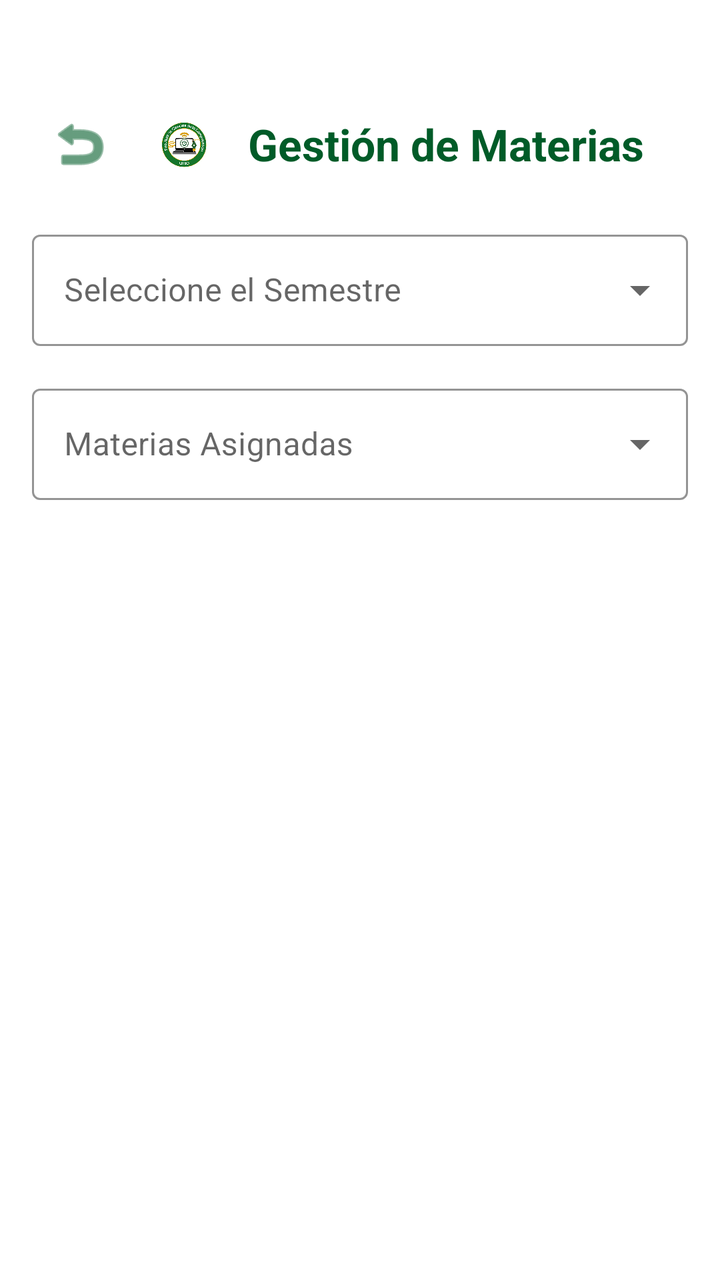
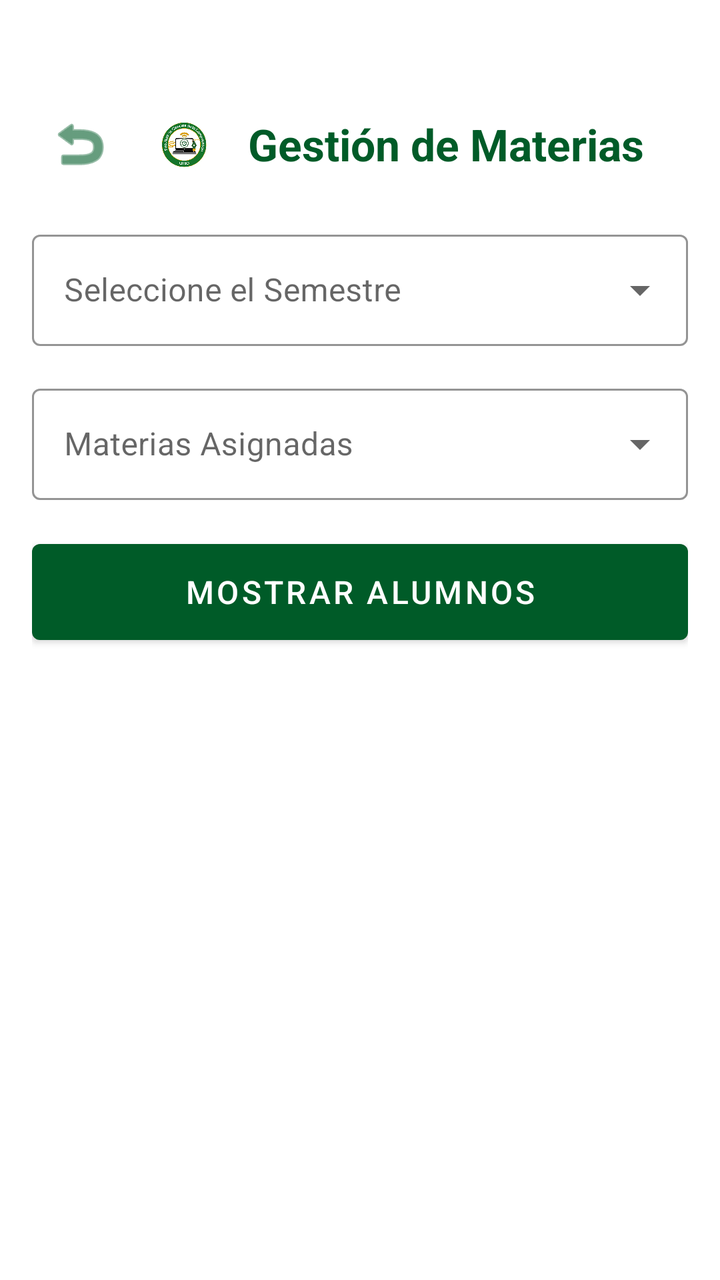

Two renders of the same Android screen: before a commit and after it. Below are the layout's source before the change and the commit's diff.
<!-- AndroidManifest.xml: application theme Theme.MaterialComponents.DayNight.NoActionBar -->
<!-- res/layout/activity_materias.xml -->
<?xml version="1.0" encoding="utf-8"?>
<LinearLayout
    xmlns:android="http://schemas.android.com/apk/res/android"
    xmlns:app="http://schemas.android.com/apk/res-auto"
    android:layout_width="match_parent"
    android:layout_height="match_parent"
    android:orientation="vertical"
    android:padding="16dp">

    <LinearLayout
        android:layout_width="match_parent"
        android:layout_height="wrap_content"
        android:orientation="horizontal"
        android:gravity="center_vertical"
        android:layout_marginTop="32dp"
        android:layout_marginBottom="16dp">

        <ImageButton
            android:id="@+id/btnVolver"
            android:layout_width="48dp"
            android:layout_height="48dp"
            android:background="?attr/selectableItemBackgroundBorderless"
            android:src="@android:drawable/ic_menu_revert"
            android:contentDescription="@string/volver"
            app:tint="@color/uteq_green" />

        <ImageView
            android:layout_width="40dp"
            android:layout_height="40dp"
            android:src="@drawable/logotipofccdd"
            android:layout_marginStart="8dp"
            android:contentDescription="Logotipo FCCDD" />

        <TextView
            android:layout_width="0dp"
            android:layout_height="wrap_content"
            android:layout_weight="1"
            android:text="@string/gestion_de_materias"
            android:textColor="@color/uteq_green"
            android:textSize="22sp"
            android:textStyle="bold"
            android:layout_marginStart="12dp"/>
    </LinearLayout>

    <com.google.android.material.textfield.TextInputLayout
        style="@style/Widget.MaterialComponents.TextInputLayout.OutlinedBox.ExposedDropdownMenu"
        android:layout_width="match_parent"
        android:layout_height="wrap_content"
        android:hint="Seleccione el Semestre"
        app:boxStrokeColor="@color/uteq_green"
        app:hintTextColor="@color/uteq_green">

        <AutoCompleteTextView
            android:id="@+id/listaNiveles"
            android:layout_width="match_parent"
            android:layout_height="wrap_content"
            android:inputType="none" />
    </com.google.android.material.textfield.TextInputLayout>

    <com.google.android.material.textfield.TextInputLayout
        style="@style/Widget.MaterialComponents.TextInputLayout.OutlinedBox.ExposedDropdownMenu"
        android:layout_width="match_parent"
        android:layout_height="wrap_content"
        android:layout_marginTop="16dp"
        android:hint="Materias Asignadas"
        app:boxStrokeColor="@color/uteq_green"
        app:hintTextColor="@color/uteq_green">

        <AutoCompleteTextView
            android:id="@+id/actvmaterias"
            android:layout_width="match_parent"
            android:layout_height="wrap_content"
            android:inputType="none" />
    </com.google.android.material.textfield.TextInputLayout>

    <ProgressBar
        android:id="@+id/progressMaterias"
        android:layout_width="wrap_content"
        android:layout_height="wrap_content"
        android:layout_gravity="center_horizontal"
        android:layout_marginTop="16dp"
        android:visibility="gone"
        android:indeterminateTint="@color/uteq_green" />

    <ListView
        android:id="@+id/lvMateriasExt"
        android:layout_width="match_parent"
        android:layout_height="match_parent"
        android:layout_marginTop="16dp" />
</LinearLayout>
<!-- resources referenced by this layout -->
<resources>
  <color name="uteq_green">#005B28</color>
  <!-- drawable logotipofccdd: png bitmap (drawable, 23582 bytes) -->
  <string name="gestion_de_materias">Gestión de Materias</string>
  <string name="volver">Volver</string>
</resources>

<!-- the commit's change to res/layout/activity_materias.xml (unified diff, before → after) -->
@@ -73,6 +73,16 @@
             android:inputType="none" />
     </com.google.android.material.textfield.TextInputLayout>
 
+    <com.google.android.material.button.MaterialButton
+        android:id="@+id/btnMostrarAlumnos"
+        android:layout_width="match_parent"
+        android:layout_height="60dp"
+        android:layout_marginTop="16dp"
+        android:text="Mostrar Alumnos"
+        android:textSize="16sp"
+        app:backgroundTint="@color/uteq_green"
+        android:textColor="@color/uteq_text_on_green" />
+
     <ProgressBar
         android:id="@+id/progressMaterias"
         android:layout_width="wrap_content"
@@ -82,9 +92,11 @@
         android:visibility="gone"
         android:indeterminateTint="@color/uteq_green" />
 
-    <ListView
-        android:id="@+id/lvMateriasExt"
+    <androidx.recyclerview.widget.RecyclerView
+        android:id="@+id/rvAlumnosMaterias"
         android:layout_width="match_parent"
         android:layout_height="match_parent"
-        android:layout_marginTop="16dp" />
+        android:layout_marginTop="16dp"
+        android:clipToPadding="false"
+        android:paddingBottom="16dp" />
 </LinearLayout>
<!-- resource entries referenced after the edit -->
@@ -1,6 +1,7 @@
 <!-- resources referenced by this layout -->
 <resources>
   <color name="uteq_green">#005B28</color>
+  <color name="uteq_text_on_green">#FFFFFF</color>
   <!-- drawable logotipofccdd: png bitmap (drawable, 23582 bytes) -->
   <string name="gestion_de_materias">Gestión de Materias</string>
   <string name="volver">Volver</string>
